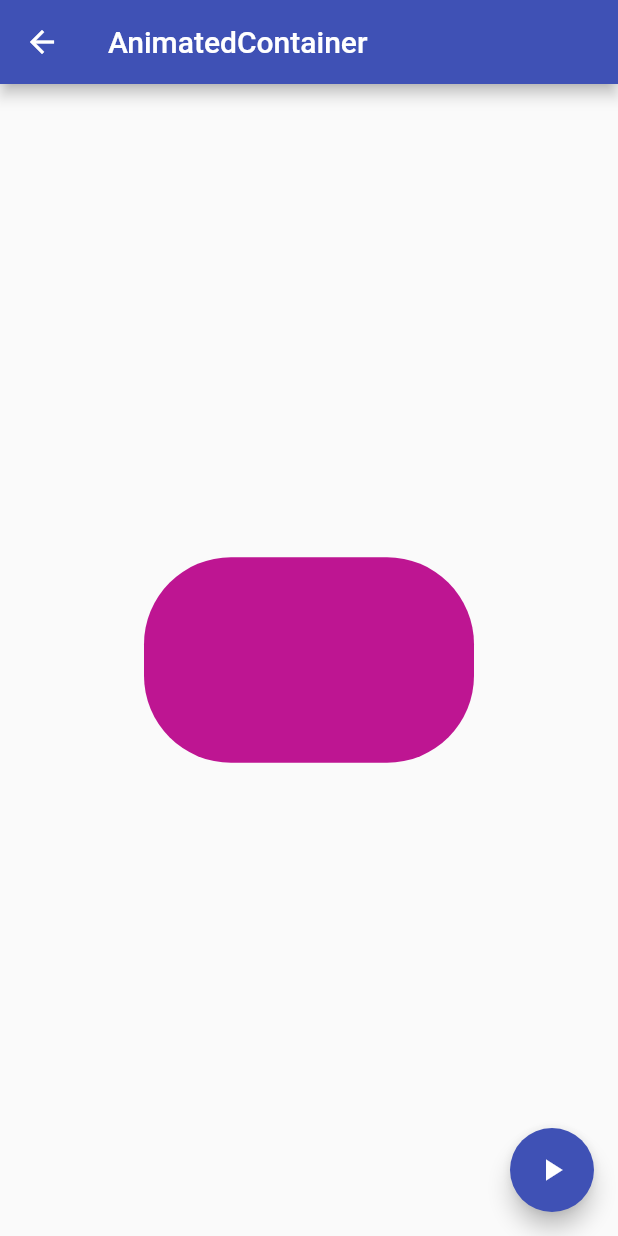
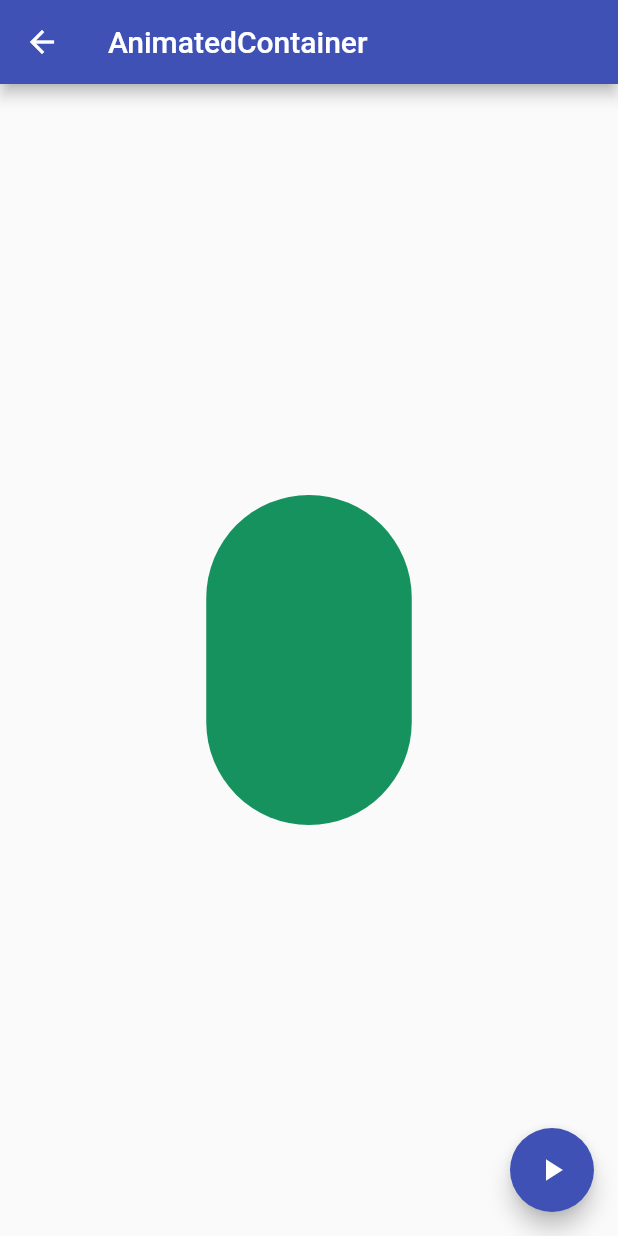
Before and after one commit to MeYo0o/Flutter-Animation-Masterclass, a Flutter app: the AnimatedContainerPage screen opened by its route, after a tap on the "play arrow" icon, on a phone screen of 412 x 824 dp. Run offline on Flutter 3.47's test engine with Material 2 defaults, Android fonts, the phone set to English and light mode, and no system bars.

Commit message:
Finish EP6

```diff
--- a/lib/pages/animated_container_page.dart
+++ b/lib/pages/animated_container_page.dart
@@ -38,38 +38,16 @@
   const AnimatedContainerPage({Key? key}) : super(key: key);
 
   @override
-  _AnimatedContainerPageState createState() => _AnimatedContainerPageState();
+  _AnimatedContainerPageState createState() =>
+      _AnimatedContainerPageState();
 }
 
 class _AnimatedContainerPageState extends State<AnimatedContainerPage> {
   // Define the various properties with default values. Update these properties
   // when the user taps a FloatingActionButton.
-  double _width = 200;
-  double _height = 200;
-  Color _color = Colors.red;
-  BorderRadiusGeometry _borderRadius = BorderRadius.circular(16);
-
-  // Create a random number generator.
-  final random = Random();
-
-  void _randomize() {
-    setState(() {
-      // Generate a random width and height.
-      _width = random.nextInt(300).toDouble();
-      _height = random.nextInt(300).toDouble();
-
-      // Generate a random color.
-      _color = Color.fromRGBO(
-        random.nextInt(256),
-        random.nextInt(256),
-        random.nextInt(256),
-        1,
-      );
-
-      // Generate a random border radius.
-      _borderRadius = BorderRadius.circular(random.nextInt(100).toDouble());
-    });
-  }
+  double _width = 50, _height = 50;
+  double _borderRadius = 10.0;
+  Color _color = Colors.green;
 
   @override
   Widget build(BuildContext context) {
@@ -80,14 +58,14 @@
       body: Center(
         child: AnimatedContainer(
           // Use the properties stored in the State class.
+          height: _height,
           width: _width,
-          height: _height,
           decoration: BoxDecoration(
             color: _color,
-            borderRadius: _borderRadius,
+            borderRadius: BorderRadius.circular(_borderRadius),
           ),
           // Define how long the animation should take.
-          duration: const Duration(seconds: 1),
+          duration: const Duration(milliseconds: 1000),
           // Provide an optional curve to make the animation feel smoother.
           curve: Curves.fastOutSlowIn, // fastOutSlowIn
         ),
@@ -99,4 +77,19 @@
       ),
     );
   }
+
+  void _randomize() {
+    final Random random = Random();
+    setState(() {
+      _height = random.nextInt(300).toDouble();
+      _width = random.nextInt(300).toDouble();
+      _borderRadius = random.nextInt(100).toDouble();
+      _color = Color.fromRGBO(
+        random.nextInt(256),
+        random.nextInt(256),
+        random.nextInt(256),
+        1,
+      );
+    });
+  }
 }
```
Also changed, not shown: lib/main.dart (+9 -4 lines), lib/pages/animated_opacity_page.dart (+19 -10 lines).
